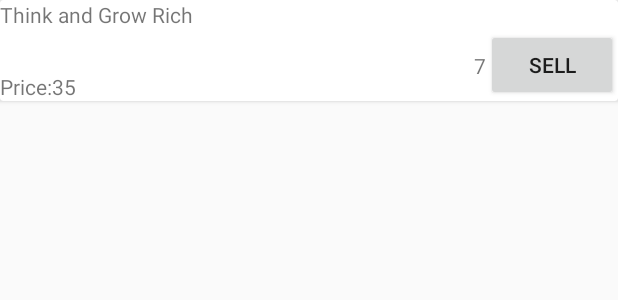
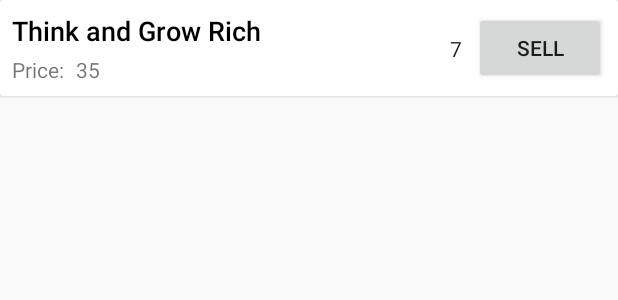
Before and after one commit to Hossam-Tarek/Inventory, an Android app: the layout list_item.xml on its own in the app's theme, with its tools: preview values and no code run, on a phone screen of 412 x 824 dp. Shown: the top 300 px of the screen. Run offline under Robolectric (Android 15) with nearby library versions, the phone set to English and light mode, and no system bars.

Commit message:
Update UI

```diff
--- a/app/src/main/res/layout/activity_catalog.xml
+++ b/app/src/main/res/layout/activity_catalog.xml
@@ -10,7 +10,8 @@
         android:id="@+id/products_list"
         android:layout_width="match_parent"
         android:layout_height="match_parent"
-        android:scrollbars="vertical"/>
+        android:scrollbars="vertical"
+        android:divider="@null"/>
 
     <android.support.design.widget.FloatingActionButton
         android:id="@+id/fab"
--- a/app/src/main/res/layout/list_item.xml
+++ b/app/src/main/res/layout/list_item.xml
@@ -2,11 +2,14 @@
 <android.support.v7.widget.CardView xmlns:android="http://schemas.android.com/apk/res/android"
     android:layout_width="match_parent"
     android:layout_height="wrap_content"
+    xmlns:app="http://schemas.android.com/apk/res-auto"
+    android:layout_marginBottom="@dimen/activity_margin"
     xmlns:tools="http://schemas.android.com/tools">
 
     <android.support.constraint.ConstraintLayout
         android:layout_width="match_parent"
-        android:layout_height="wrap_content">
+        android:layout_height="wrap_content"
+        android:layout_margin="@dimen/activity_margin">
 
         <TextView
             android:id="@+id/product_name_text_view"
--- a/app/src/main/res/values/dimen.xml
+++ b/app/src/main/res/values/dimen.xml
@@ -1,4 +1,5 @@
 <?xml version="1.0" encoding="utf-8"?>
 <resources>
-    <dimen name="activity_margin">16dp</dimen>
+    <dimen name="activity_margin">8dp</dimen>
+    <dimen name="item_margin">8dp</dimen>
 </resources>
--- a/app/src/main/res/values/styles.xml
+++ b/app/src/main/res/values/styles.xml
@@ -30,10 +30,13 @@
 
     <!-- Style for product name text view -->
      <style name="ProductNameTextView">
-         <item name="android:layout_width">match_parent</item>
+         <item name="android:layout_width">wrap_content</item>
          <item name="android:layout_height">wrap_content</item>
          <item name="layout_constraintStart_toStartOf">parent</item>
          <item name="layout_constraintTop_toTopOf">parent</item>
+         <item name="android:textColor">@android:color/black</item>
+         <item name="android:fontFamily">sans-serif-medium</item>
+         <item name="android:textAppearance">?android:textAppearanceMedium</item>
      </style>
 
     <!-- Style for price label text view -->
@@ -42,6 +45,7 @@
         <item name="android:layout_height">wrap_content</item>
         <item name="layout_constraintBottom_toBottomOf">parent</item>
         <item name="layout_constraintStart_toStartOf">parent</item>
+        <item name="android:textAppearance">?android:textAppearanceSmall</item>
     </style>
 
     <!-- Style for the product price text view -->
@@ -50,6 +54,9 @@
         <item name="android:layout_height">wrap_content</item>
         <item name="layout_constraintBottom_toBottomOf">parent</item>
         <item name="layout_constraintStart_toEndOf">@id/price_label_text_view</item>
+        <item name="android:layout_marginLeft">@dimen/item_margin</item>
+        <item name="android:layout_marginStart">@dimen/item_margin</item>
+        <item name="android:textAppearance">?android:textAppearanceSmall</item>
     </style>
 
     <!-- Style for product quantity text view -->
@@ -58,7 +65,10 @@
         <item name="android:layout_height">wrap_content</item>
         <item name="layout_constraintBottom_toBottomOf">parent</item>
         <item name="layout_constraintEnd_toStartOf">@id/sell_button</item>
-        <item name="layout_constraintTop_toBottomOf">@id/product_name_text_view</item>
+        <item name="layout_constraintTop_toTopOf">parent</item>
+        <item name="android:layout_marginRight">@dimen/item_margin</item>
+        <item name="android:layout_marginEnd">@dimen/item_margin</item>
+        <item name="android:textAppearance">?textAppearanceListItemSecondary</item>
     </style>
 
     <!-- Style for sell button -->
@@ -67,6 +77,5 @@
         <item name="android:layout_height">wrap_content</item>
         <item name="layout_constraintEnd_toEndOf">parent</item>
         <item name="layout_constraintBottom_toBottomOf">parent</item>
-        <item name="layout_constraintTop_toBottomOf">@id/product_name_text_view</item>
     </style>
 </resources>
```
